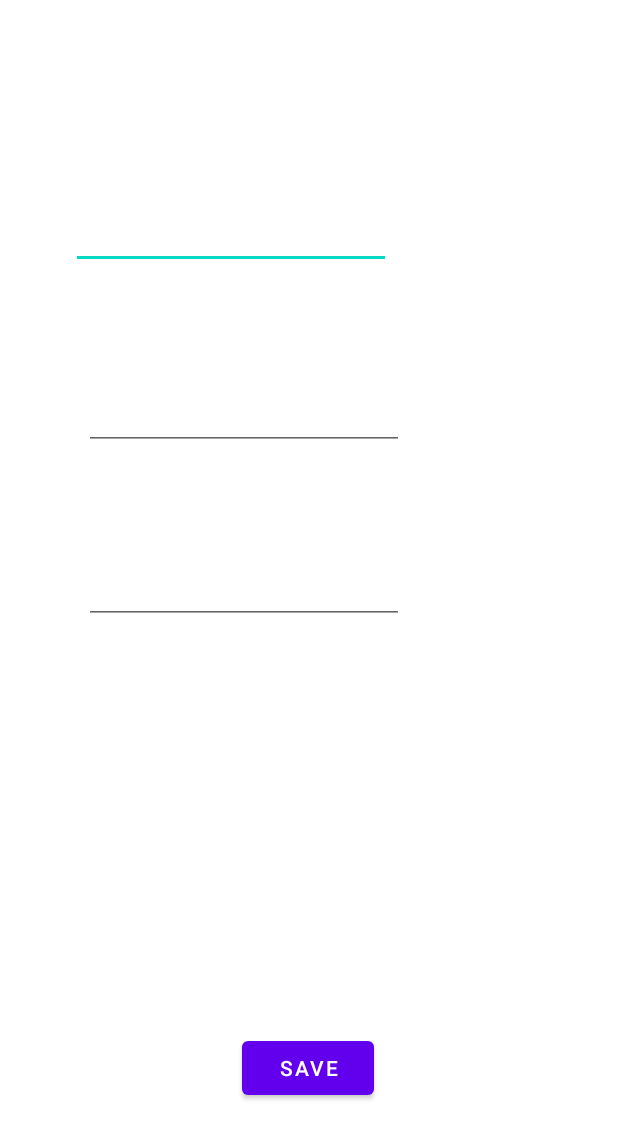
After one commit to idahosai/MP-Mobile, an Android app: the layout fragment_accountinformation.xml on its own in the app's theme, with its tools: preview values and no code run, on a phone screen of 412 x 824 dp. The commit adds this screen. Shown: the top 1139 px of the screen. Run offline under Robolectric (Android 15) with nearby library versions, the phone set to English and light mode, and no system bars.

Commit message:
"View and Edit Account Information (For Mobile 2)” use case done

```diff
--- /dev/null
+++ b/app/src/main/res/layout/fragment_accountinformation.xml
@@ -0,0 +1,58 @@
+<?xml version="1.0" encoding="utf-8"?>
+<androidx.constraintlayout.widget.ConstraintLayout xmlns:android="http://schemas.android.com/apk/res/android"
+    xmlns:app="http://schemas.android.com/apk/res-auto"
+    xmlns:tools="http://schemas.android.com/tools"
+    android:layout_width="match_parent"
+    android:layout_height="match_parent">
+
+    <Button
+        android:id="@+id/btn_saveaccountinfo"
+        android:layout_width="wrap_content"
+        android:layout_height="wrap_content"
+        android:text="Save"
+        app:layout_constraintBottom_toBottomOf="parent"
+        app:layout_constraintEnd_toEndOf="parent"
+        app:layout_constraintHorizontal_bias="0.498"
+        app:layout_constraintStart_toStartOf="parent"
+        app:layout_constraintTop_toTopOf="parent"
+        app:layout_constraintVertical_bias="0.887" />
+
+    <EditText
+        android:id="@+id/edt_firstname"
+        android:layout_width="wrap_content"
+        android:layout_height="wrap_content"
+        android:ems="10"
+        android:inputType="textPersonName"
+        app:layout_constraintBottom_toBottomOf="parent"
+        app:layout_constraintEnd_toEndOf="parent"
+        app:layout_constraintHorizontal_bias="0.238"
+        app:layout_constraintStart_toStartOf="parent"
+        app:layout_constraintTop_toTopOf="parent"
+        app:layout_constraintVertical_bias="0.172" />
+
+    <EditText
+        android:id="@+id/edt_username"
+        android:layout_width="wrap_content"
+        android:layout_height="wrap_content"
+        android:ems="10"
+        android:inputType="textPersonName"
+        app:layout_constraintBottom_toBottomOf="parent"
+        app:layout_constraintEnd_toEndOf="parent"
+        app:layout_constraintHorizontal_bias="0.283"
+        app:layout_constraintStart_toStartOf="parent"
+        app:layout_constraintTop_toTopOf="parent"
+        app:layout_constraintVertical_bias="0.476" />
+
+    <EditText
+        android:id="@+id/edt_lastname"
+        android:layout_width="wrap_content"
+        android:layout_height="wrap_content"
+        android:ems="10"
+        android:inputType="textPersonName"
+        app:layout_constraintBottom_toBottomOf="parent"
+        app:layout_constraintEnd_toEndOf="parent"
+        app:layout_constraintHorizontal_bias="0.283"
+        app:layout_constraintStart_toStartOf="parent"
+        app:layout_constraintTop_toTopOf="parent"
+        app:layout_constraintVertical_bias="0.327" />
+</androidx.constraintlayout.widget.ConstraintLayout>
```
Also changed, not shown: app/src/main/java/com/example/mp/AccountinformationFragment.java (added, +157 -0 lines), app/src/main/java/com/example/mp/JsonPlaceHolderApi.java (+9 -0 lines), app/src/main/java/com/example/mp/MainActivity.java (+13 -0 lines).
